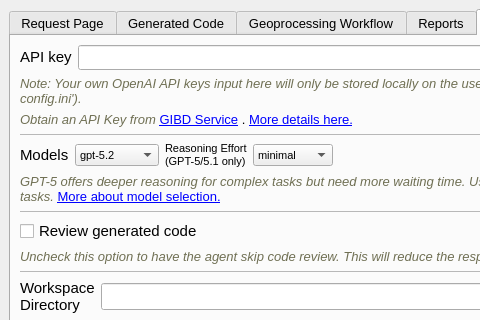
RichardQZeng/SpatialAnalysisAgent, file SpatialAnalysisAgent_dockwidget_base.ui: the form before one commit; both pictures show x 0 to 480 and y 0 to 320 of the 777 by 840 pixel window.
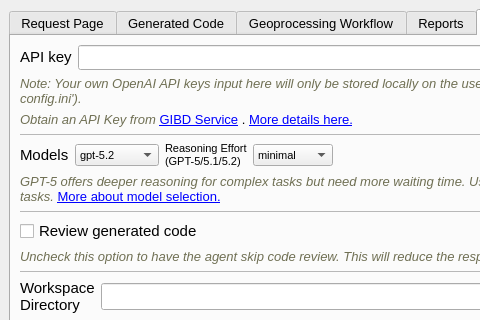
The form after the commit. Icons and pictures are not drawn. Custom widgets are drawn as their Qt base class.

Commit message: updated SpatialAnalysisAgent_dockwidget.p

Diff of the .ui file:
```diff
--- a/SpatialAnalysisAgent_dockwidget_base.ui
+++ b/SpatialAnalysisAgent_dockwidget_base.ui
@@ -961,7 +961,7 @@
              </font>
             </property>
             <property name="text">
-             <string>&lt;html&gt;&lt;head/&gt;&lt;body&gt;&lt;p&gt;Reasoning Effort (GPT-5/5.1 only)&lt;/p&gt;&lt;/body&gt;&lt;/html&gt;</string>
+             <string>&lt;html&gt;&lt;head/&gt;&lt;body&gt;&lt;p&gt;Reasoning Effort (GPT-5/5.1/5.2)&lt;/p&gt;&lt;/body&gt;&lt;/html&gt;</string>
             </property>
             <property name="wordWrap">
              <bool>true</bool>
```
The commit also changes 2 other files.
